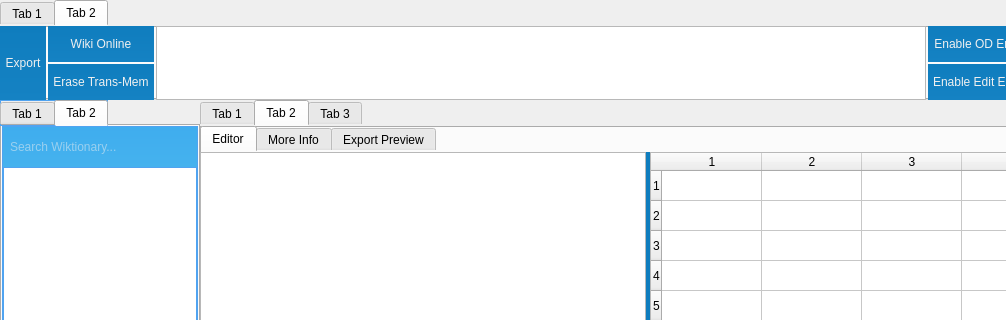
longteng9/WikiMate, file MainWindow.ui: the form before one commit; both pictures show x 0 to 1006 and y 0 to 320 of the 1135 by 700 pixel window.
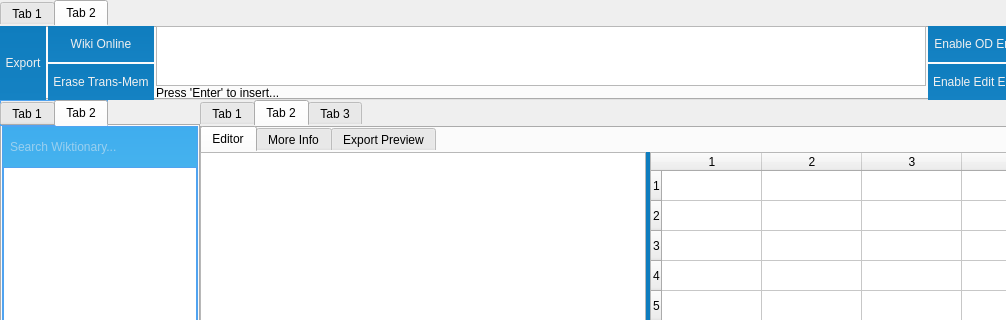
The form after the commit. The open tabs and pages were chosen to show the change. Custom widgets are drawn as their Qt base class.

```diff
--- a/MainWindow.ui
+++ b/MainWindow.ui
@@ -448,6 +448,11 @@
            </layout>
           </item>
           <item>
+           <layout class="QVBoxLayout" name="verticalLayout_16">
+            <property name="spacing">
+             <number>0</number>
+            </property>
+            <item>
            <widget class="QTextEdit" name="txtEntryEnlargeView">
             <property name="styleSheet">
              <string notr="true">font: 11pt &quot;Microsoft YaHei&quot;;</string>
@@ -458,6 +463,18 @@
            </widget>
           </item>
           <item>
+             <widget class="QLabel" name="labEditorTopNotice">
+              <property name="styleSheet">
+               <string notr="true">font: 10pt &quot;Microsoft YaHei&quot;;</string>
+              </property>
+              <property name="text">
+               <string>Press 'Enter' to insert...</string>
+              </property>
+             </widget>
+            </item>
+           </layout>
+          </item>
+          <item>
            <layout class="QVBoxLayout" name="verticalLayout_14">
             <property name="spacing">
              <number>2</number>
```
Left out of the diff: 4 changed lines with no effect on the pictures. Lines whose indentation alone changed are shown as unchanged.
